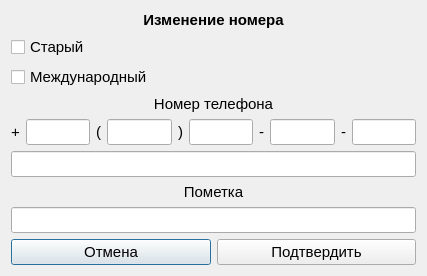
First picture: the form in component.ui, repository Yavlados/VKR, before the edit.
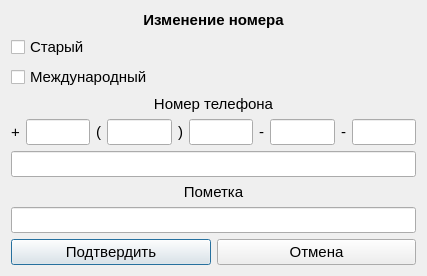
Second picture: the form after the edit.

What changed in the file:
```diff
--- a/component.ui
+++ b/component.ui
@@ -128,18 +128,6 @@
    </item>
    <item row="7" column="0">
     <layout class="QHBoxLayout" name="horizontalLayout_2">
-     <item>
-      <widget class="QPushButton" name="pb_cancel">
-       <property name="font">
-        <font>
-         <pointsize>11</pointsize>
-        </font>
-       </property>
-       <property name="text">
-        <string>Отмена</string>
-       </property>
-      </widget>
-     </item>
      <item>
       <widget class="QPushButton" name="pb_ok">
        <property name="font">
@@ -152,6 +140,18 @@
        </property>
       </widget>
      </item>
+     <item>
+      <widget class="QPushButton" name="pb_cancel">
+       <property name="font">
+        <font>
+         <pointsize>11</pointsize>
+        </font>
+       </property>
+       <property name="text">
+        <string>Отмена</string>
+       </property>
+      </widget>
+     </item>
     </layout>
    </item>
    <item row="4" column="0">
```
Left out of the diff: 12 changed lines with no effect on the pictures.
